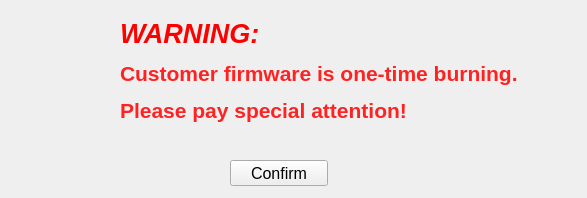
Qt form PyQTUI/warningForm.ui (wangyixu12/Esp32DownloadTools) before a commit.
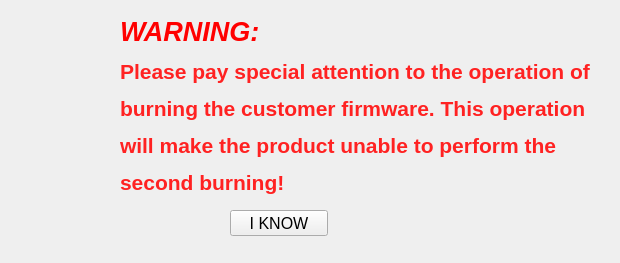
The same form after that commit. Icons and pictures are not drawn.

Commit message: 修改了warning部分的提示内容

Diff of the .ui file:
```diff
--- a/PyQTUI/warningForm.ui
+++ b/PyQTUI/warningForm.ui
@@ -6,8 +6,8 @@
    <rect>
     <x>0</x>
     <y>0</y>
-    <width>587</width>
-    <height>198</height>
+    <width>620</width>
+    <height>263</height>
    </rect>
   </property>
   <property name="minimumSize">
@@ -18,8 +18,8 @@
   </property>
   <property name="maximumSize">
    <size>
-    <width>587</width>
-    <height>198</height>
+    <width>620</width>
+    <height>300</height>
    </size>
   </property>
   <property name="windowTitle">
@@ -45,7 +45,7 @@
    <property name="geometry">
     <rect>
      <x>230</x>
-     <y>160</y>
+     <y>210</y>
      <width>98</width>
      <height>26</height>
     </rect>
@@ -56,7 +56,7 @@
     </font>
    </property>
    <property name="text">
-    <string>Confirm</string>
+    <string>I KNOW</string>
    </property>
   </widget>
   <widget class="QLabel" name="label_2">
@@ -64,8 +64,8 @@
     <rect>
      <x>120</x>
      <y>10</y>
-     <width>461</width>
-     <height>121</height>
+     <width>491</width>
+     <height>191</height>
     </rect>
    </property>
    <property name="minimumSize">
@@ -76,12 +76,12 @@
    </property>
    <property name="maximumSize">
     <size>
-     <width>461</width>
-     <height>121</height>
+     <width>600</width>
+     <height>200</height>
     </size>
    </property>
    <property name="text">
-    <string>&lt;html&gt;&lt;head/&gt;&lt;body&gt;&lt;p&gt;&lt;span style=&quot; font-size:20pt; font-weight:600; font-style:italic; color:#ff0000;&quot;&gt;WARNING: &lt;/span&gt;&lt;/p&gt;&lt;p&gt;&lt;span style=&quot; font-size:16pt; font-weight:600; color:#ff2222;&quot;&gt;Customer firmware is one-time burning. &lt;/span&gt;&lt;/p&gt;&lt;p&gt;&lt;span style=&quot; font-size:16pt; font-weight:600; color:#ff2222;&quot;&gt;Please pay special attention!&lt;/span&gt;&lt;/p&gt;&lt;/body&gt;&lt;/html&gt;</string>
+    <string>&lt;html&gt;&lt;head/&gt;&lt;body&gt;&lt;p&gt;&lt;span style=&quot; font-size:20pt; font-weight:600; font-style:italic; color:#ff0000;&quot;&gt;WARNING: &lt;/span&gt;&lt;/p&gt;&lt;p&gt;&lt;span style=&quot; font-size:16pt; font-weight:600; color:#ff2222;&quot;&gt;Please pay special attention to the operation of&lt;/span&gt;&lt;/p&gt;&lt;p&gt;&lt;span style=&quot; font-size:16pt; font-weight:600; color:#ff2222;&quot;&gt;burning the customer firmware. This operation&lt;/span&gt;&lt;/p&gt;&lt;p&gt;&lt;span style=&quot; font-size:16pt; font-weight:600; color:#ff2222;&quot;&gt;will make the product unable to perform the&lt;/span&gt;&lt;/p&gt;&lt;p&gt;&lt;span style=&quot; font-size:16pt; font-weight:600; color:#ff2222;&quot;&gt;second burning!&lt;/span&gt;&lt;/p&gt;&lt;/body&gt;&lt;/html&gt;</string>
    </property>
   </widget>
  </widget>
```
The commit also changes 2 other files.
